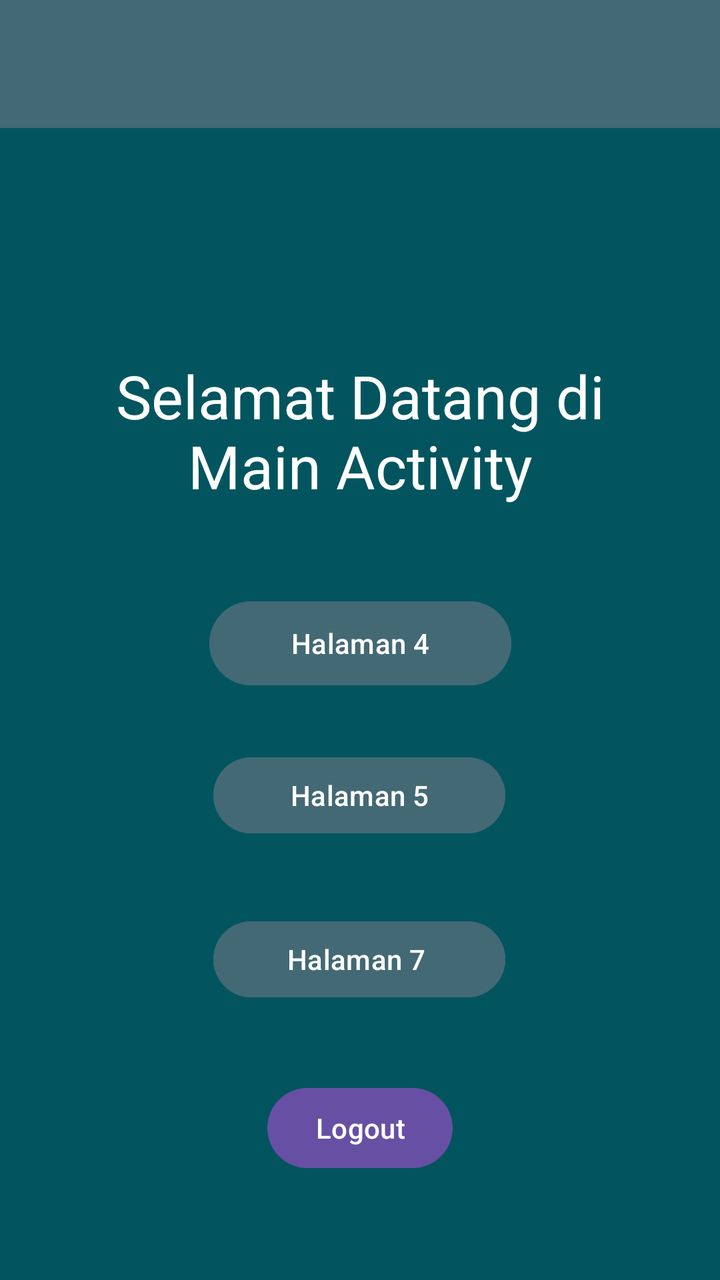
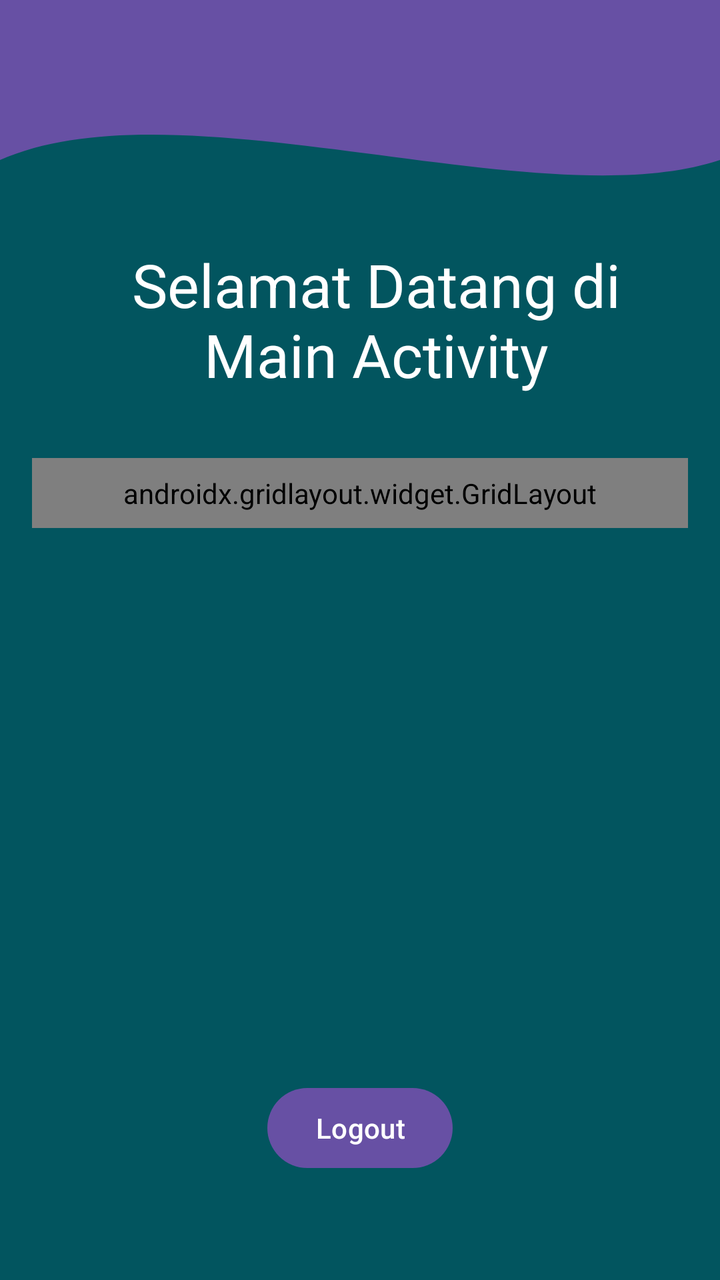

Screens rendered from an Android XML layout before and after an edit, with the pre-edit source and the edit as a unified diff.
<!-- AndroidManifest.xml: application theme Theme.TIFDimas -->
<!-- res/layout/fragment_home.xml -->
<?xml version="1.0" encoding="utf-8"?>
<androidx.constraintlayout.widget.ConstraintLayout xmlns:android="http://schemas.android.com/apk/res/android"
    xmlns:tools="http://schemas.android.com/tools"
    android:layout_width="match_parent"
    android:layout_height="match_parent"
    android:background="#02555F"
    xmlns:app="http://schemas.android.com/apk/res-auto"
    tools:context=".Home.HomeFragment">
    <androidx.appcompat.widget.Toolbar
        android:id="@+id/toolbar"
        android:layout_width="match_parent"
        android:layout_height="?attr/actionBarSize"
        android:background="?attr/colorPrimary"
        app:layout_constraintEnd_toEndOf="parent"
        app:layout_constraintStart_toStartOf="parent"
        app:layout_constraintTop_toTopOf="parent"
        app:subtitleTextColor="@android:color/white"
        app:titleTextColor="@android:color/white"
        android:backgroundTint="@color/button_color"
        app:layout_scrollFlags="scroll|enterAlways"/>
    <TextView
        android:id="@+id/textView5"
        android:layout_width="287dp"
        android:layout_height="83dp"
        android:fontFamily="sans-serif"
        android:text="Selamat Datang di Main Activity"
        android:textAlignment="center"
        android:textColor="@color/white"
        android:textSize="30dp"
        app:layout_constraintBottom_toBottomOf="parent"
        app:layout_constraintEnd_toEndOf="parent"
        app:layout_constraintStart_toStartOf="parent"
        app:layout_constraintTop_toTopOf="parent"
        app:layout_constraintVertical_bias="0.319" />

    <Button
        android:id="@+id/btn"
        android:layout_width="151dp"
        android:layout_height="50dp"
        android:layout_marginTop="36dp"
        android:text="Halaman 4"
        android:backgroundTint="@color/button_color"
        app:layout_constraintEnd_toEndOf="parent"
        app:layout_constraintStart_toStartOf="parent"
        app:layout_constraintTop_toBottomOf="@+id/textView5" />

    <Button
        android:id="@+id/btntofifth"
        android:layout_width="146dp"
        android:layout_height="46dp"
        android:layout_marginTop="28dp"
        android:backgroundTint="@color/button_color"
        android:text="Halaman 5"
        app:layout_constraintEnd_toEndOf="parent"
        app:layout_constraintHorizontal_bias="0.498"
        app:layout_constraintStart_toStartOf="parent"
        app:layout_constraintTop_toBottomOf="@+id/btn" />

    <Button
        android:id="@+id/btnLogout"
        android:layout_width="wrap_content"
        android:layout_height="wrap_content"
        android:layout_marginBottom="52dp"
        android:text="Logout"
        app:layout_constraintBottom_toBottomOf="parent"
        app:layout_constraintEnd_toEndOf="parent"
        app:layout_constraintStart_toStartOf="parent" />

    <Button
        android:id="@+id/btntoseventh"
        android:layout_width="146dp"
        android:layout_height="46dp"
        android:layout_marginTop="36dp"
        android:backgroundTint="@color/button_color"
        android:text="Halaman 7 "
        app:layout_constraintEnd_toEndOf="parent"
        app:layout_constraintHorizontal_bias="0.498"
        app:layout_constraintStart_toStartOf="parent"
        app:layout_constraintTop_toBottomOf="@+id/btntofifth" />

</androidx.constraintlayout.widget.ConstraintLayout>
<!-- resources referenced by this layout -->
<resources>
  <color name="button_color">#436975</color>
  <color name="white">#FFFFFFFF</color>
  <style name="Theme.TIFDimas" parent="Base.Theme.TIFDimas" />
  <style name="Base.Theme.TIFDimas" parent="Theme.Material3.DayNight.NoActionBar">
          
          
      </style>
</resources>

<!-- the commit's change to res/layout/fragment_home.xml (unified diff, before → after) -->
@@ -6,6 +6,15 @@
     android:background="#02555F"
     xmlns:app="http://schemas.android.com/apk/res-auto"
     tools:context=".Home.HomeFragment">
+    <View
+        android:id="@+id/background_header"
+        android:layout_width="0dp"
+        android:layout_height="200dp"
+        android:background="@drawable/bg_header_wave"
+        app:layout_constraintStart_toStartOf="parent"
+        app:layout_constraintEnd_toEndOf="parent"
+        app:layout_constraintTop_toTopOf="parent"/>
+
     <androidx.appcompat.widget.Toolbar
         android:id="@+id/toolbar"
         android:layout_width="match_parent"
@@ -16,8 +25,9 @@
         app:layout_constraintTop_toTopOf="parent"
         app:subtitleTextColor="@android:color/white"
         app:titleTextColor="@android:color/white"
-        android:backgroundTint="@color/button_color"
+        android:backgroundTint="?attr/colorPrimary"
         app:layout_scrollFlags="scroll|enterAlways"/>
+
     <TextView
         android:id="@+id/textView5"
         android:layout_width="287dp"
@@ -29,32 +39,71 @@
         android:textSize="30dp"
         app:layout_constraintBottom_toBottomOf="parent"
         app:layout_constraintEnd_toEndOf="parent"
+        app:layout_constraintHorizontal_bias="0.612"
         app:layout_constraintStart_toStartOf="parent"
         app:layout_constraintTop_toTopOf="parent"
-        app:layout_constraintVertical_bias="0.319" />
+        app:layout_constraintVertical_bias="0.219" />
 
-    <Button
-        android:id="@+id/btn"
-        android:layout_width="151dp"
-        android:layout_height="50dp"
-        android:layout_marginTop="36dp"
-        android:text="Halaman 4"
-        android:backgroundTint="@color/button_color"
-        app:layout_constraintEnd_toEndOf="parent"
+    <androidx.gridlayout.widget.GridLayout
+        android:id="@+id/gridLayout"
+        android:layout_width="0dp"
+        android:layout_height="wrap_content"
+        android:layout_marginStart="16dp"
+        android:layout_marginEnd="16dp"
+        android:layout_marginTop="24dp"
+        android:padding="8dp"
+        app:columnCount="2"
+        app:rowCount="2"
+        app:useDefaultMargins="true"
+        app:layout_constraintTop_toBottomOf="@id/textView5"
         app:layout_constraintStart_toStartOf="parent"
-        app:layout_constraintTop_toBottomOf="@+id/textView5" />
+        app:layout_constraintEnd_toEndOf="parent">
 
-    <Button
-        android:id="@+id/btntofifth"
-        android:layout_width="146dp"
-        android:layout_height="46dp"
-        android:layout_marginTop="28dp"
-        android:backgroundTint="@color/button_color"
-        android:text="Halaman 5"
-        app:layout_constraintEnd_toEndOf="parent"
-        app:layout_constraintHorizontal_bias="0.498"
-        app:layout_constraintStart_toStartOf="parent"
-        app:layout_constraintTop_toBottomOf="@+id/btn" />
+        <Button
+            android:id="@+id/btn"
+            android:layout_width="0dp"
+            android:layout_height="50dp"
+            app:layout_gravity="fill_horizontal"
+            android:backgroundTint="@color/button_color"
+            android:text="Halaman 4"
+            app:layout_row="0"
+            app:layout_column="0"
+            app:layout_columnWeight="1" />
+
+        <Button
+            android:id="@+id/btntofifth"
+            android:layout_width="0dp"
+            android:layout_height="50dp"
+            app:layout_gravity="fill_horizontal"
+            android:backgroundTint="@color/button_color"
+            android:text="Halaman 5"
+            app:layout_row="0"
+            app:layout_column="1"
+            app:layout_columnWeight="1" />
+
+        <Button
+            android:id="@+id/btntoseventh"
+            android:layout_width="0dp"
+            android:layout_height="50dp"
+            app:layout_gravity="fill_horizontal"
+            android:backgroundTint="@color/button_color"
+            android:text="Halaman 7"
+            app:layout_row="1"
+            app:layout_column="0"
+            app:layout_columnWeight="1" />
+
+        <Button
+            android:id="@+id/btntotenth"
+            android:layout_width="0dp"
+            android:layout_height="50dp"
+            app:layout_gravity="fill_horizontal"
+            android:backgroundTint="@color/button_color"
+            android:text="Halaman 10"
+            app:layout_row="1"
+            app:layout_column="1"
+            app:layout_columnWeight="1" />
+
+    </androidx.gridlayout.widget.GridLayout>
 
     <Button
         android:id="@+id/btnLogout"
@@ -66,16 +115,4 @@
         app:layout_constraintEnd_toEndOf="parent"
         app:layout_constraintStart_toStartOf="parent" />
 
-    <Button
-        android:id="@+id/btntoseventh"
-        android:layout_width="146dp"
-        android:layout_height="46dp"
-        android:layout_marginTop="36dp"
-        android:backgroundTint="@color/button_color"
-        android:text="Halaman 7 "
-        app:layout_constraintEnd_toEndOf="parent"
-        app:layout_constraintHorizontal_bias="0.498"
-        app:layout_constraintStart_toStartOf="parent"
-        app:layout_constraintTop_toBottomOf="@+id/btntofifth" />
-
 </androidx.constraintlayout.widget.ConstraintLayout>
<!-- resource entries referenced after the edit -->
@@ -2,6 +2,36 @@
 <resources>
   <color name="button_color">#436975</color>
   <color name="white">#FFFFFFFF</color>
+  <!-- drawable bg_header_wave (drawable) -->
+  <?xml version="1.0" encoding="utf-8"?>
+  <vector xmlns:android="http://schemas.android.com/apk/res/android"
+      android:width="100dp"
+      android:height="100dp"
+      android:viewportWidth="100"
+      android:viewportHeight="100">
+  
+      
+      <path
+          android:fillColor="?attr/colorPrimary"
+          android:pathData="
+              M0,0
+              L100,0
+              L100,40
+              C 75,55
+                25,20
+                0,40
+              Z" />
+  
+  
+  
+  
+  
+  
+  
+  
+  
+  
+  </vector>
   <style name="Theme.TIFDimas" parent="Base.Theme.TIFDimas" />
   <style name="Base.Theme.TIFDimas" parent="Theme.Material3.DayNight.NoActionBar">
           
